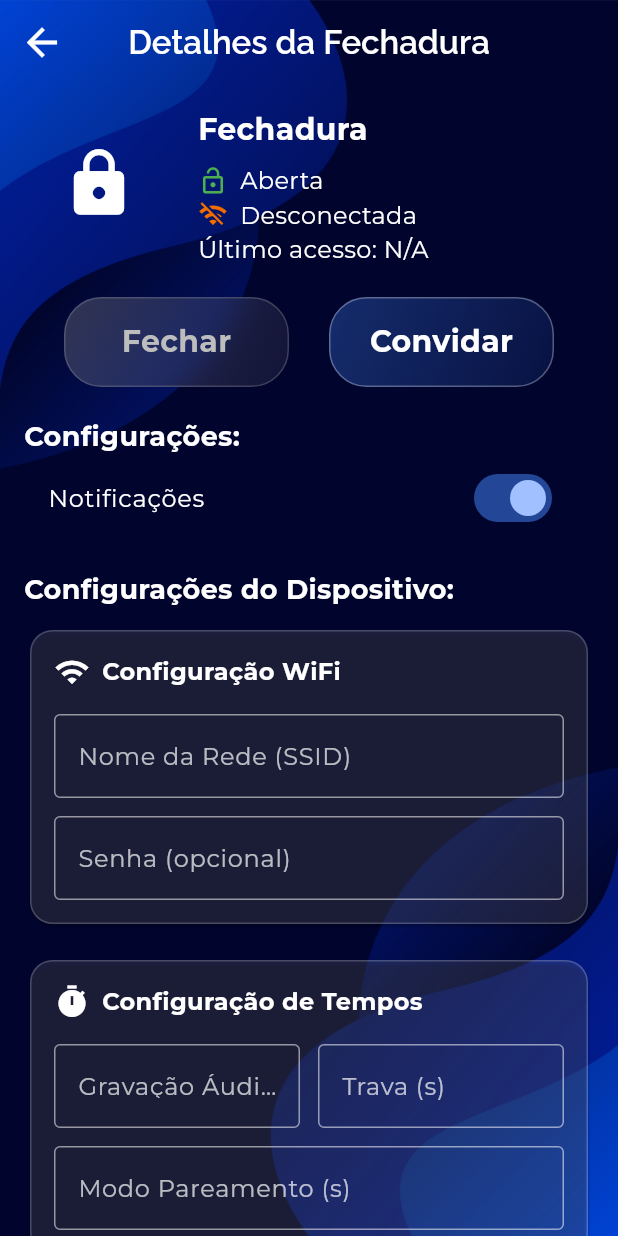
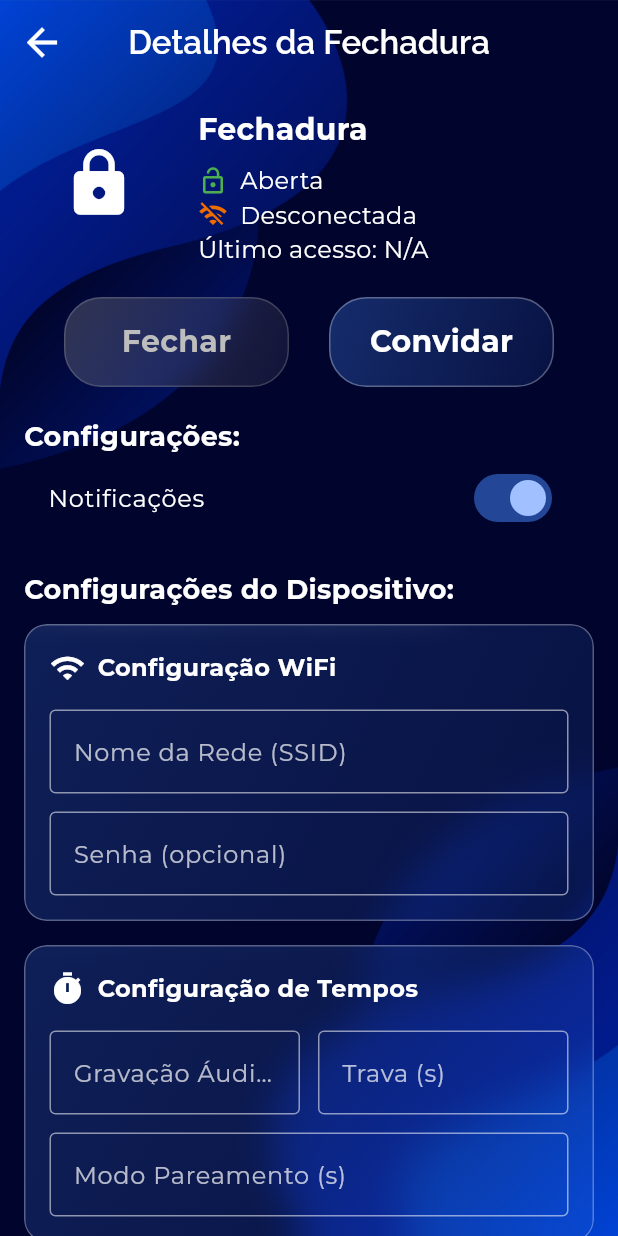
Before and after one commit to lucca-pellegrini/LockWise, a Flutter app: the LockDetails screen opened directly with empty values, on a phone screen of 412 x 824 dp. Run offline on Flutter 3.47's test engine with Material 3 defaults, Android fonts, the light colour scheme and no system bars; our stand-ins replace carousel_slider, cloud_firestore, firebase_auth, firebase_core, flutter_secure_storage, introduction_screen and 2 more; missing offline and left inert: wifi_scan; accounts and stored records are empty; generated files the repository leaves out were written again; network calls fail.

Commit message:
style(PaginaDetalhe): torna os cards de configuração consistentes

```diff
--- a/app/lib/PaginaDetalhe.dart
+++ b/app/lib/PaginaDetalhe.dart
@@ -576,16 +576,28 @@ class _LockDetailsState extends State<LockDetails> with WidgetsBindingObserver {
                       child: Column(
                         children: [
                           // WiFi Configuration Card
-                          Card(
-                            color: Colors.white.withOpacity(0.1),
-                            shape: RoundedRectangleBorder(
+                          // WiFi Configuration Card
+                          ClipRRect(
                             borderRadius: BorderRadius.circular(15),
-                              side: BorderSide(
-                                color: Colors.white.withOpacity(0.2),
+                            child: BackdropFilter(
+                              filter: ImageFilter.blur(sigmaX: 13, sigmaY: 13),
+                              child: Container(
+                                padding: const EdgeInsets.all(16),
+                                decoration: BoxDecoration(
+                                  gradient: LinearGradient(
+                                    colors: [
+                                      Colors.blueAccent.withOpacity(0.2),
+                                      Colors.blueAccent.withOpacity(0.1),
+                                    ],
+                                    begin: Alignment.topLeft,
+                                    end: Alignment.bottomRight,
+                                  ),
+                                  borderRadius: BorderRadius.circular(15),
+                                  border: Border.all(
+                                    color: Colors.white.withOpacity(0.3),
+                                    width: 1,
                                   ),
                                 ),
-                            child: Padding(
-                              padding: const EdgeInsets.all(16),
                                 child: Column(
                                   crossAxisAlignment: CrossAxisAlignment.start,
                                   children: [
@@ -660,19 +672,31 @@ class _LockDetailsState extends State<LockDetails> with WidgetsBindingObserver {
                               ),
                             ),
                           ),
+                        ),
                           const SizedBox(height: 16),
 
                           // Timeouts Configuration Card
-                          Card(
-                            color: Colors.white.withOpacity(0.1),
-                            shape: RoundedRectangleBorder(
+                          ClipRRect(
                             borderRadius: BorderRadius.circular(15),
-                              side: BorderSide(
-                                color: Colors.white.withOpacity(0.2),
+                            child: BackdropFilter(
+                              filter: ImageFilter.blur(sigmaX: 13, sigmaY: 13),
+                              child: Container(
+                                padding: const EdgeInsets.all(16),
+                                decoration: BoxDecoration(
+                                  gradient: LinearGradient(
+                                    colors: [
+                                      Colors.blueAccent.withOpacity(0.2),
+                                      Colors.blueAccent.withOpacity(0.1),
+                                    ],
+                                    begin: Alignment.topLeft,
+                                    end: Alignment.bottomRight,
+                                  ),
+                                  borderRadius: BorderRadius.circular(15),
+                                  border: Border.all(
+                                    color: Colors.white.withOpacity(0.3),
+                                    width: 1,
                                   ),
                                 ),
-                            child: Padding(
-                              padding: const EdgeInsets.all(16),
                                 child: Column(
                                   crossAxisAlignment: CrossAxisAlignment.start,
                                   children: [
@@ -818,6 +842,7 @@ class _LockDetailsState extends State<LockDetails> with WidgetsBindingObserver {
                                     },
                                   ),
                                 ],
+                              ),
                             ),
                           ),
                         ),
```
Lines whose indentation alone changed are shown as unchanged.
